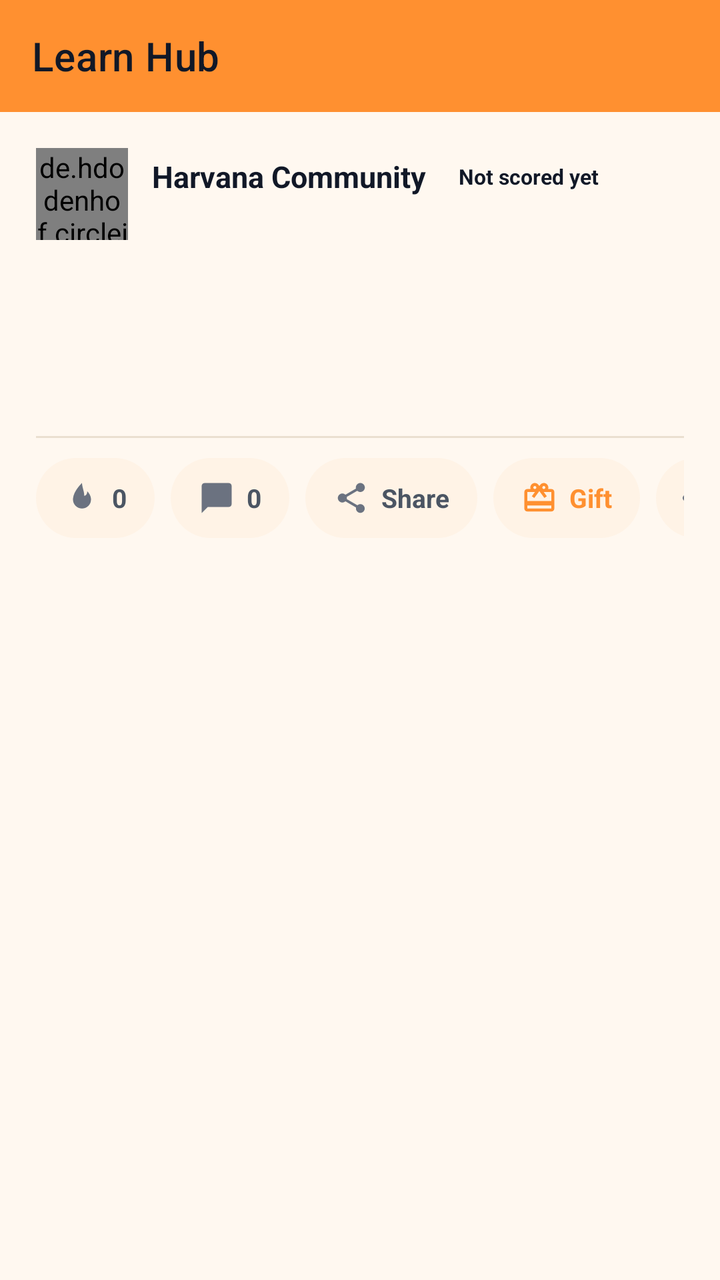
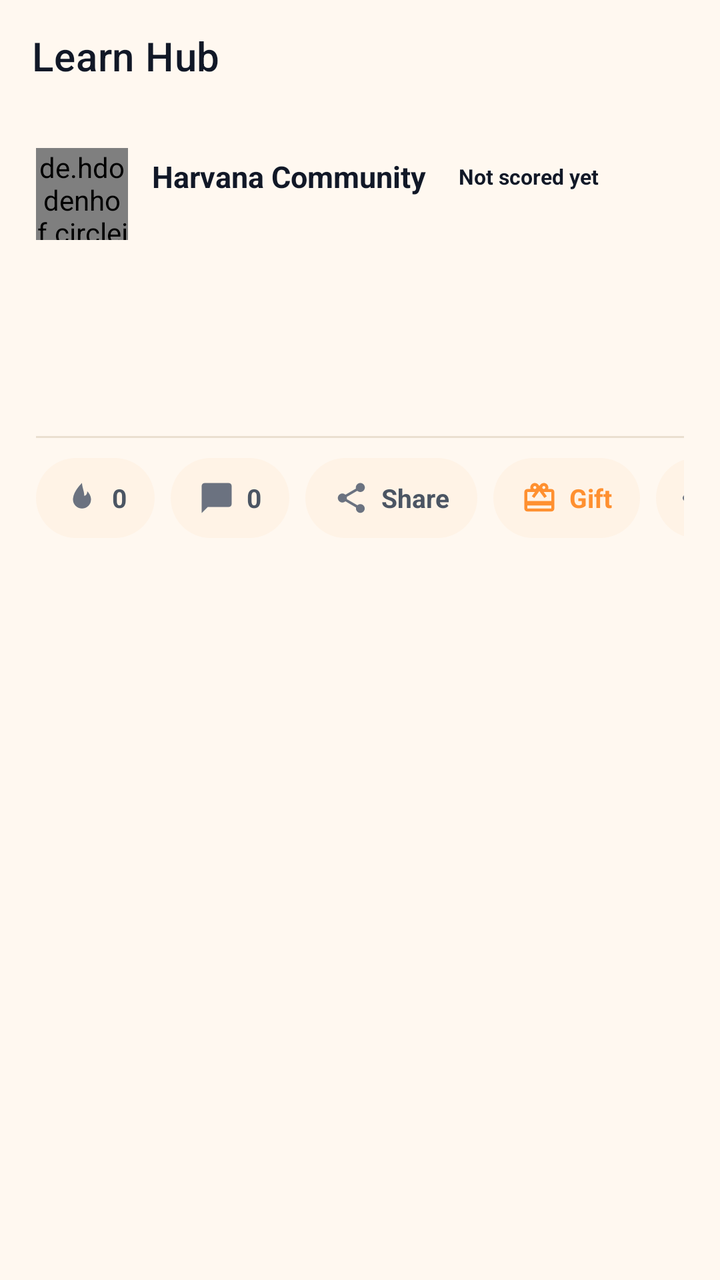

Compare the two renders of this Android layout. The source of the first and the diff that turns it into the second are given below.
<!-- AndroidManifest.xml: application theme AppTheme -->
<!-- res/layout/activity_learn_read.xml -->
<?xml version="1.0" encoding="utf-8"?>
<androidx.coordinatorlayout.widget.CoordinatorLayout xmlns:android="http://schemas.android.com/apk/res/android" xmlns:app="http://schemas.android.com/apk/res-auto"
    android:layout_width="match_parent"
    android:layout_height="match_parent"
    android:background="@color/colorBackground">
    <com.google.android.material.appbar.AppBarLayout
        android:layout_width="match_parent"
        android:layout_height="wrap_content"
        android:theme="@style/AppTheme.AppBarOverlay"
        app:elevation="0dp">
        <androidx.appcompat.widget.Toolbar
            android:id="@+id/_toolbar"
            android:layout_width="match_parent"
            android:layout_height="?attr/actionBarSize"
            android:background="?attr/appBarColor"
            app:title="Learn Hub"
            app:popupTheme="@style/AppTheme.PopupOverlay" />
    </com.google.android.material.appbar.AppBarLayout>
    <androidx.core.widget.NestedScrollView
        android:id="@+id/scroll_read"
        android:layout_width="match_parent"
        android:layout_height="match_parent"
        app:layout_behavior="@string/appbar_scrolling_view_behavior">
        <LinearLayout
            android:layout_width="match_parent"
            android:layout_height="wrap_content"
            android:orientation="vertical"
            android:padding="18dp">

            <LinearLayout
                android:layout_width="match_parent"
                android:layout_height="wrap_content"
                android:gravity="center_vertical"
                android:orientation="horizontal">
                <de.hdodenhof.circleimageview.CircleImageView
                    android:id="@+id/iv_avatar"
                    android:layout_width="46dp"
                    android:layout_height="46dp"
                    android:src="@drawable/ic_coin_harv"
                    app:civ_border_width="2dp"
                    app:civ_border_color="@color/colorAccent" />
                <LinearLayout
                    android:layout_width="0dp"
                    android:layout_height="wrap_content"
                    android:layout_weight="1"
                    android:layout_marginStart="12dp"
                    android:orientation="vertical">
                    <LinearLayout
                        android:layout_width="match_parent"
                        android:layout_height="wrap_content"
                        android:gravity="center_vertical"
                        android:orientation="horizontal">
                        <TextView
                            android:id="@+id/tv_name"
                            android:layout_width="wrap_content"
                            android:layout_height="wrap_content"
                            android:layout_weight="0"
                            android:maxLines="1"
                            android:ellipsize="end"
                            android:maxWidth="150dp"
                            android:text="Harvana Community"
                            android:textColor="@color/colorTextPrimary"
                            android:textSize="15sp"
                            android:textStyle="bold" />
                        <TextView
                            android:id="@+id/tv_trust"
                            android:layout_width="wrap_content"
                            android:layout_height="wrap_content"
                            android:layout_marginStart="8dp"
                            android:paddingStart="8dp"
                            android:paddingEnd="8dp"
                            android:paddingTop="2dp"
                            android:paddingBottom="2dp"
                            android:text="Not scored yet"
                            android:textSize="10.5sp"
                            android:textStyle="bold" />
                    </LinearLayout>
                    <TextView
                        android:id="@+id/tv_meta"
                        android:layout_width="match_parent"
                        android:layout_height="wrap_content"
                        android:layout_marginTop="1dp"
                        android:textColor="@color/colorTextTertiary"
                        android:textSize="12sp" />
                </LinearLayout>
            </LinearLayout>

            <TextView
                android:id="@+id/tv_category"
                android:layout_width="wrap_content"
                android:layout_height="wrap_content"
                android:layout_marginTop="14dp"
                android:textColor="@color/colorAccent"
                android:textSize="11.5sp"
                android:textStyle="bold" />

            <TextView
                android:id="@+id/tv_title"
                android:layout_width="match_parent"
                android:layout_height="wrap_content"
                android:layout_marginTop="4dp"
                android:textColor="@color/colorTextPrimary"
                android:textSize="17sp"
                android:textStyle="bold"
                android:lineSpacingMultiplier="1.1" />

            <TextView
                android:id="@+id/tv_body"
                android:layout_width="match_parent"
                android:layout_height="wrap_content"
                android:layout_marginTop="8dp"
                android:textColor="@color/colorTextSecondary"
                android:textSize="14.5sp"
                android:lineSpacingMultiplier="1.2"
                android:textIsSelectable="false" />

            <ImageView
                android:id="@+id/iv_cover"
                android:layout_width="match_parent"
                android:layout_height="190dp"
                android:layout_marginTop="12dp"
                android:background="@color/colorSurfaceAlt"
                android:scaleType="centerCrop"
                android:visibility="gone" />

            <View
                android:layout_width="match_parent"
                android:layout_height="1dp"
                android:layout_marginTop="14dp"
                android:background="@color/colorCardStroke" />

            <HorizontalScrollView
                android:layout_width="match_parent"
                android:layout_height="wrap_content"
                android:layout_marginTop="10dp"
                android:scrollbars="none">
                <LinearLayout
                    android:layout_width="wrap_content"
                    android:layout_height="wrap_content"
                    android:gravity="center_vertical"
                    android:orientation="horizontal">
                    <LinearLayout
                        android:id="@+id/ll_fire"
                        android:layout_width="wrap_content"
                        android:layout_height="40dp"
                        android:gravity="center"
                        android:paddingStart="14dp"
                        android:paddingEnd="14dp"
                        android:background="@drawable/bg_learn_action"
                        android:orientation="horizontal">
                        <ImageView
                            android:id="@+id/iv_fire"
                            android:layout_width="18dp"
                            android:layout_height="18dp"
                            android:src="@drawable/ic_learn_fire"
                            app:tint="@color/colorTextTertiary" />
                        <TextView
                            android:id="@+id/tv_fire"
                            android:layout_width="wrap_content"
                            android:layout_height="wrap_content"
                            android:layout_marginStart="6dp"
                            android:text="0"
                            android:textColor="@color/colorTextSecondary"
                            android:textSize="13sp"
                            android:textStyle="bold" />
                    </LinearLayout>
                    <LinearLayout
                        android:id="@+id/ll_comment"
                        android:layout_width="wrap_content"
                        android:layout_height="40dp"
                        android:layout_marginStart="8dp"
                        android:gravity="center"
                        android:paddingStart="14dp"
                        android:paddingEnd="14dp"
                        android:background="@drawable/bg_learn_action"
                        android:orientation="horizontal">
                        <ImageView
                            android:layout_width="18dp"
                            android:layout_height="18dp"
                            android:src="@drawable/ic_learn_comment"
                            app:tint="@color/colorTextTertiary" />
                        <TextView
                            android:id="@+id/tv_comment"
                            android:layout_width="wrap_content"
                            android:layout_height="wrap_content"
                            android:layout_marginStart="6dp"
                            android:text="0"
                            android:textColor="@color/colorTextSecondary"
                            android:textSize="13sp"
                            android:textStyle="bold" />
                    </LinearLayout>
                    <LinearLayout
                        android:id="@+id/ll_share"
                        android:layout_width="wrap_content"
                        android:layout_height="40dp"
                        android:layout_marginStart="8dp"
                        android:gravity="center"
                        android:paddingStart="14dp"
                        android:paddingEnd="14dp"
                        android:background="@drawable/bg_learn_action"
                        android:orientation="horizontal">
                        <ImageView
                            android:layout_width="18dp"
                            android:layout_height="18dp"
                            android:src="@drawable/ic_learn_share"
                            app:tint="@color/colorTextTertiary" />
                        <TextView
                            android:layout_width="wrap_content"
                            android:layout_height="wrap_content"
                            android:layout_marginStart="6dp"
                            android:text="Share"
                            android:textColor="@color/colorTextSecondary"
                            android:textSize="13sp"
                            android:textStyle="bold" />
                    </LinearLayout>
                    <LinearLayout
                        android:id="@+id/ll_gift"
                        android:layout_width="wrap_content"
                        android:layout_height="40dp"
                        android:layout_marginStart="8dp"
                        android:gravity="center"
                        android:paddingStart="14dp"
                        android:paddingEnd="14dp"
                        android:background="@drawable/bg_learn_action"
                        android:orientation="horizontal">
                        <ImageView
                            android:layout_width="18dp"
                            android:layout_height="18dp"
                            android:src="@drawable/ic_learn_gift"
                            app:tint="@color/colorAccent" />
                        <TextView
                            android:layout_width="wrap_content"
                            android:layout_height="wrap_content"
                            android:layout_marginStart="6dp"
                            android:text="Gift"
                            android:textColor="@color/colorAccent"
                            android:textSize="13sp"
                            android:textStyle="bold" />
                    </LinearLayout>
                    <ImageView
                        android:id="@+id/iv_more"
                        android:layout_width="40dp"
                        android:layout_height="40dp"
                        android:layout_marginStart="8dp"
                        android:padding="10dp"
                        android:background="@drawable/bg_learn_action"
                        android:src="@drawable/ic_learn_more"
                        app:tint="@color/colorTextTertiary" />
                </LinearLayout>
            </HorizontalScrollView>

            <TextView
                android:id="@+id/tv_views_line"
                android:layout_width="match_parent"
                android:layout_height="wrap_content"
                android:layout_marginTop="10dp"
                android:textColor="@color/colorTextTertiary"
                android:textSize="12sp" />

            <View
                android:id="@+id/view_end"
                android:layout_width="match_parent"
                android:layout_height="1dp"
                android:layout_marginTop="6dp" />
            <TextView
                android:id="@+id/tv_read_status"
                android:layout_width="match_parent"
                android:layout_height="wrap_content"
                android:layout_marginTop="10dp"
                android:layout_marginBottom="24dp"
                android:gravity="center_vertical"
                android:textColor="@color/colorTextTertiary"
                android:textSize="12.5sp" />
        </LinearLayout>
    </androidx.core.widget.NestedScrollView>
</androidx.coordinatorlayout.widget.CoordinatorLayout>
<!-- resources referenced by this layout -->
<resources>
  <color name="colorAccent">#FF9030</color>
  <color name="colorBackground">#FFF8F0</color>
  <color name="colorCardStroke">#EADFD0</color>
  <color name="colorSurfaceAlt">#FFF3E6</color>
  <color name="colorTextPrimary">#111827</color>
  <color name="colorTextSecondary">#4B5563</color>
  <color name="colorTextTertiary">#6B7280</color>
  <style name="AppTheme.PopupOverlay" parent="ThemeOverlay.MaterialComponents.Light" />
  <style name="AppTheme" parent="Theme.MaterialComponents.DayNight.NoActionBar">
          
          <item name="homeAsUpIndicator">@drawable/ic_nav_back</item>
          
          <item name="android:textViewStyle">@style/HarvanaTextView</item>
          <item name="appBarColor">@color/colorAccent</item>
          <item name="onAppBarColor">@color/colorTextOnAccent</item>
          <item name="colorSecondary">@color/colorAccent</item>
          <item name="colorOnSecondary">@color/colorTextOnAccent</item>
          <item name="colorPrimaryVariant">@color/colorAccentDark</item>
          <item name="colorSecondaryVariant">@color/colorAccentDark</item>
          <item name="colorError">@color/colorError</item>
          <item name="colorOnError">@color/colorTextPrimaryWhite</item>
          <item name="colorControlActivated">@color/colorAccent</item>
          <item name="colorControlNormal">@color/colorControlNormal</item>
          <item name="colorControlHighlight">@color/colorAccentRipple</item>
          <item name="android:textColorHighlight">@color/colorAccentStroke</item>
          <item name="android:textColorLink">@color/colorAccentStrong</item>
          <item name="android:editTextColor">@color/colorTextPrimary</item>
          <item name="android:navigationBarColor">@color/colorBackground</item>
          <item name="colorPrimary">@color/colorAccent</item>
          <item name="colorPrimaryDark">@color/colorAccentStrong</item>
          <item name="colorAccent">@color/colorAccent</item>
          <item name="colorSurface">@color/colorSurface</item>
          <item name="colorOnPrimary">@color/colorTextOnAccent</item>
          <item name="colorOnSurface">@color/colorTextPrimary</item>
          <item name="colorOnBackground">@color/colorTextPrimary</item>
          <item name="colorOnSurfaceVariant">@color/colorTextSecondary</item>
          <item name="android:textColorPrimary">@color/colorTextPrimary</item>
          <item name="android:textColorSecondary">@color/colorTextSecondary</item>
          <item name="android:textColorHint">@color/colorTextTertiary</item>
          <item name="android:statusBarColor">?attr/appBarColor</item>
          <item name="android:windowLightStatusBar">true</item>
          <item name="android:windowBackground">@color/colorBackground</item>
          <item name="alertDialogTheme">@style/HarvanaAlertDialog</item>
          <item name="materialAlertDialogTheme">@style/HarvanaAlertDialog</item>
          <item name="bottomSheetDialogTheme">@style/HarvanaBottomSheetDialog</item>
      </style>
  <style name="HarvanaTextView" parent="android:Widget.TextView">
          <item name="android:textColor">@color/colorTextPrimary</item>
      </style>
  <color name="colorTextOnAccent">#111827</color>
  <color name="colorAccentDark">#E57A14</color>
  <color name="colorError">#EF4444</color>
  <color name="colorTextPrimaryWhite">#FFFFFF</color>
  <color name="colorControlNormal">#6B7280</color>
  <color name="colorAccentRipple">#1AFF9030</color>
  <color name="colorAccentStroke">#33FF9030</color>
  <color name="colorAccentStrong">#B85F0A</color>
  <color name="colorSurface">#FFFFFF</color>
  <style name="HarvanaDialogButton" parent="Widget.MaterialComponents.Button.TextButton.Dialog">
          <item name="android:textColor">@color/colorAccent</item>
          <item name="android:minHeight">48dp</item>
      </style>
  <!-- unchanged entries left out for length: 13 -->
</resources>

<!-- the commit's change to res/layout/activity_learn_read.xml (unified diff, before → after) -->
@@ -7,7 +7,8 @@
         android:layout_width="match_parent"
         android:layout_height="wrap_content"
         android:theme="@style/AppTheme.AppBarOverlay"
-        app:elevation="0dp">
+        app:elevation="0dp"
+		android:stateListAnimator="@null">
         <androidx.appcompat.widget.Toolbar
             android:id="@+id/_toolbar"
             android:layout_width="match_parent"
<!-- resource entries referenced after the edit -->
@@ -13,8 +13,8 @@
           <item name="homeAsUpIndicator">@drawable/ic_nav_back</item>
           
           <item name="android:textViewStyle">@style/HarvanaTextView</item>
-          <item name="appBarColor">@color/colorAccent</item>
-          <item name="onAppBarColor">@color/colorTextOnAccent</item>
+          <item name="appBarColor">@color/colorBackground</item>
+          <item name="onAppBarColor">@color/colorTextPrimary</item>
           <item name="colorSecondary">@color/colorAccent</item>
           <item name="colorOnSecondary">@color/colorTextOnAccent</item>
           <item name="colorPrimaryVariant">@color/colorAccentDark</item>
